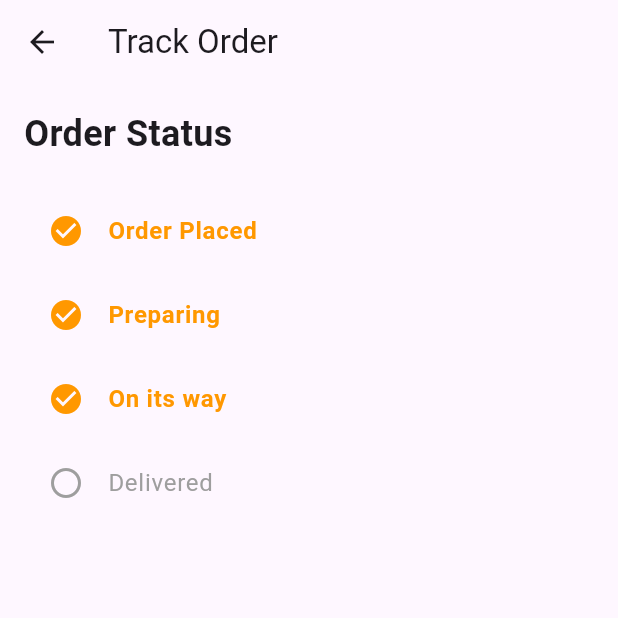
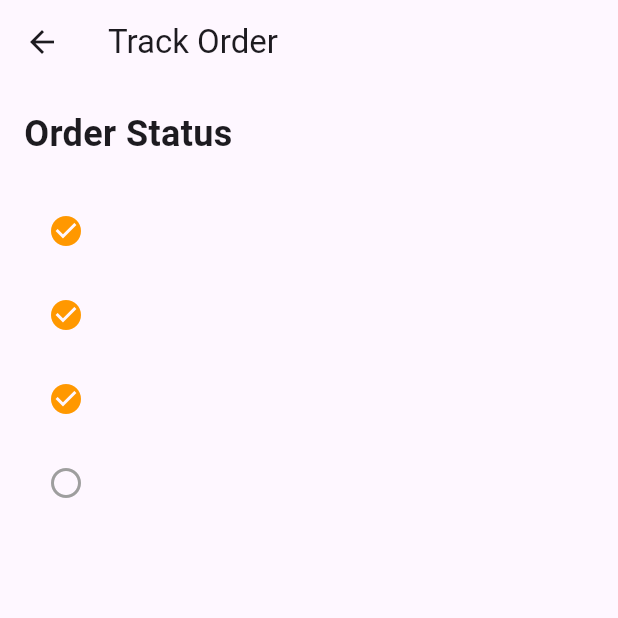
Before and after one commit to ssekyanzielvis/group_ten, a Flutter app: the OrderTrackPage screen opened directly, on a phone screen of 412 x 824 dp, the top half of it. Run offline on Flutter 3.47's test engine with Material 3 defaults, Android fonts, the phone set to English and light mode, and no system bars; our stand-ins replace cached_network_image, cloud_firestore, firebase_auth, firebase_core, firebase_database, firebase_messaging and 6 more; missing offline and left inert: firebase_auth_platform_interface, stripe_payment; accounts and stored records are empty; project files that could hold a hidden picture were left out.

Commit message:
Update ordertracker_page.dart

```diff
--- a/lib/src/pages/ordertracker_page.dart
+++ b/lib/src/pages/ordertracker_page.dart
@@ -78,11 +78,7 @@ class OrderStageTile extends StatelessWidget {
         isActive ? Icons.check_circle : Icons.radio_button_unchecked,
         color: isActive ? Colors.orange : Colors.grey,
       ),
-      title: Text(
-        stageName,
-        style: TextStyle(
-          color: isActive ? Colors.orange : Colors.grey,
-          fontWeight: isActive ? FontWeight.bold : FontWeight.normal,
+
         ),
       ),
     );
```
